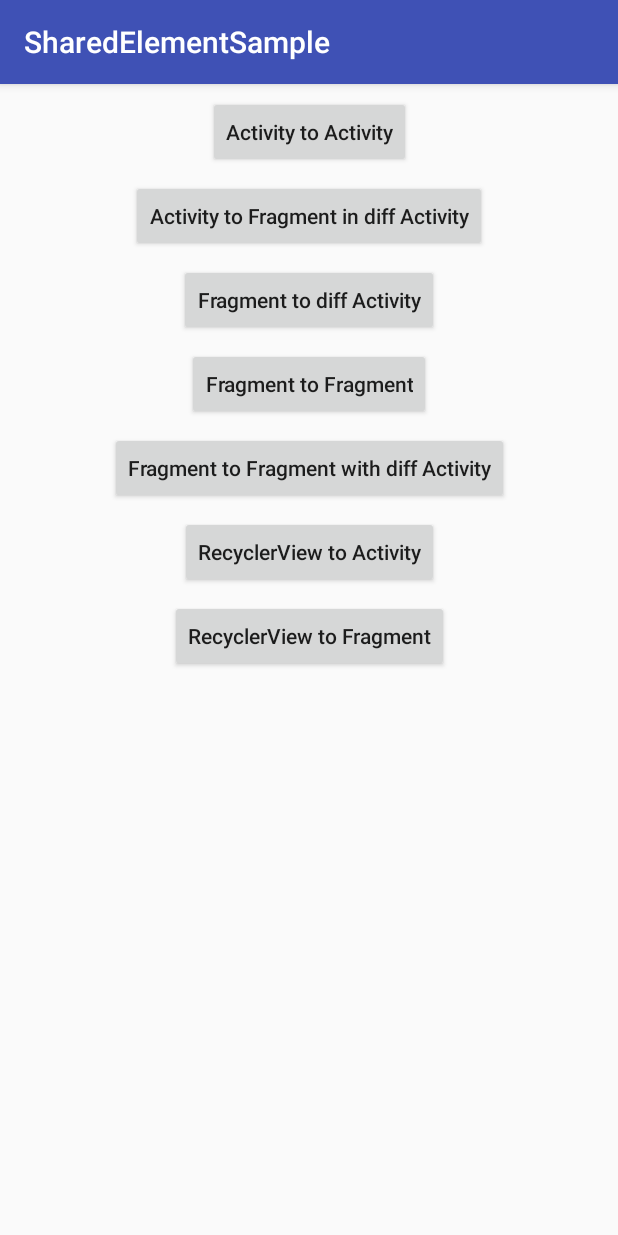
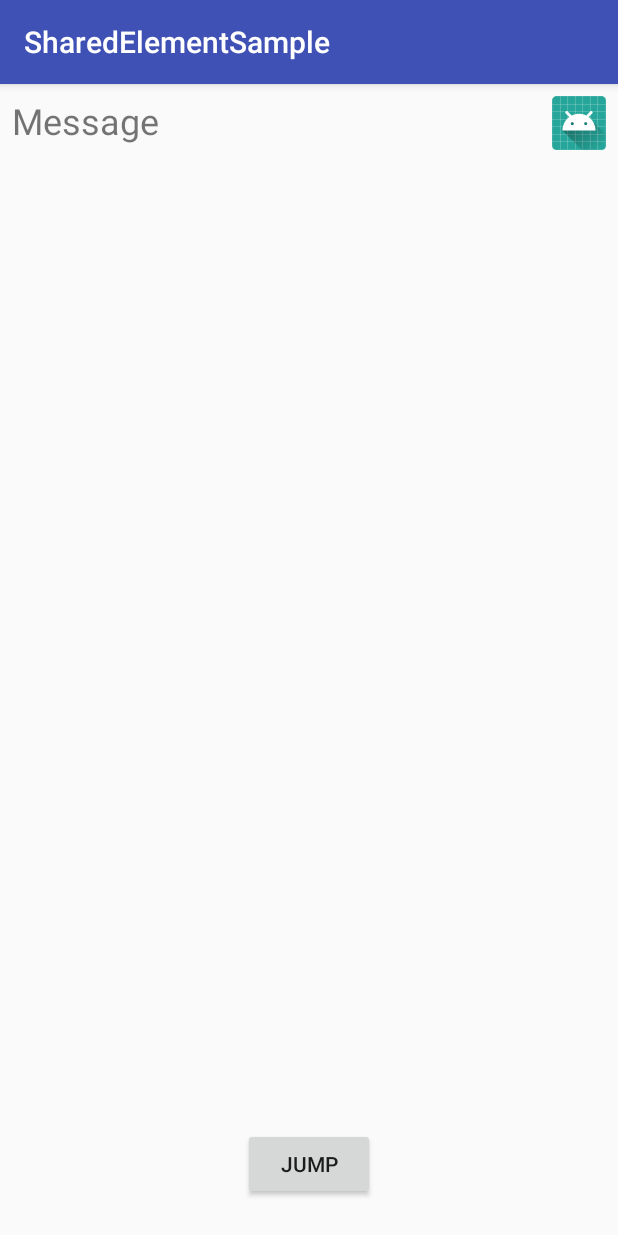
Before and after one commit to crazyma/SharedElementSample, an Android app: the screen it shows after launch (MainActivity before the commit, Activity101 after it), after a tap on "Activity to Activity", on a phone screen of 412 x 824 dp. Run offline under Robolectric (Android 15) with nearby library versions, the phone set to English and light mode, and no system bars.

Commit message:
feat: create actact folder

```diff
--- a/app/src/main/AndroidManifest.xml
+++ b/app/src/main/AndroidManifest.xml
@@ -16,6 +16,8 @@
                 <category android:name="android.intent.category.LAUNCHER" />
             </intent-filter>
         </activity>
+        <activity android:name=".actact.Activity101"/>
+        <activity android:name=".actact.Activity102"/>
     </application>
 
 </manifest>
--- a/app/src/main/java/com/beibeilab/sharedelementsample/MainActivity.kt
+++ b/app/src/main/java/com/beibeilab/sharedelementsample/MainActivity.kt
@@ -1,9 +1,11 @@
 package com.beibeilab.sharedelementsample
 
+import android.content.Intent
 import android.support.v7.app.AppCompatActivity
 import android.os.Bundle
 import android.view.View
 import android.widget.Toast
+import com.beibeilab.sharedelementsample.actact.Activity101
 import kotlinx.android.synthetic.main.activity_main.*
 
 class MainActivity : AppCompatActivity() {
@@ -22,7 +24,8 @@ class MainActivity : AppCompatActivity() {
         /*  Anonymous inner classes | Object Expression */
         button1.setOnClickListener(object : View.OnClickListener {
             override fun onClick(p0: View?) {
-                Toast.makeText(this@MainActivity, "button 1 click", Toast.LENGTH_SHORT).show()
+                val intent = Intent(this@MainActivity, Activity101::class.java)
+                startActivity(intent)
             }
 
         })
--- /dev/null
+++ b/app/src/main/java/com/beibeilab/sharedelementsample/actact/Activity101.kt
@@ -0,0 +1,26 @@
+package com.beibeilab.sharedelementsample.actact
+
+import android.content.Intent
+import android.os.Bundle
+import android.support.v7.app.AppCompatActivity
+import com.beibeilab.sharedelementsample.R
+import kotlinx.android.synthetic.main.activity_101.*
+
+/**
+ * Created by david on 2017/12/13.
+ */
+class Activity101: AppCompatActivity() {
+
+    override fun onCreate(savedInstanceState: Bundle?) {
+        super.onCreate(savedInstanceState)
+        setContentView(R.layout.activity_101)
+
+        button.setOnClickListener { jump() }
+    }
+
+    fun jump() {
+        val intent = Intent(this, Activity102::class.java)
+        startActivity(intent)
+    }
+
+}
--- /dev/null
+++ b/app/src/main/res/layout/activity_101.xml
@@ -0,0 +1,43 @@
+<?xml version="1.0" encoding="utf-8"?>
+<android.support.constraint.ConstraintLayout
+    xmlns:android="http://schemas.android.com/apk/res/android"
+    xmlns:app="http://schemas.android.com/apk/res-auto"
+    xmlns:tools="http://schemas.android.com/tools"
+    android:layout_width="match_parent"
+    android:layout_height="match_parent">
+
+    <TextView
+        android:id="@+id/textView"
+        android:layout_width="wrap_content"
+        android:layout_height="wrap_content"
+        android:layout_marginStart="8dp"
+        android:layout_marginTop="8dp"
+        android:text="Message"
+        android:textSize="24sp"
+        android:transitionName="tTextView"
+        app:layout_constraintStart_toStartOf="parent"
+        app:layout_constraintTop_toTopOf="parent" />
+
+    <ImageView
+        android:id="@+id/imageView"
+        android:layout_width="36dp"
+        android:layout_height="36dp"
+        android:layout_marginEnd="8dp"
+        android:layout_marginTop="8dp"
+        android:transitionName="tImageView"
+        app:layout_constraintEnd_toEndOf="parent"
+        app:layout_constraintTop_toTopOf="parent"
+        app:srcCompat="@mipmap/ic_launcher" />
+
+    <Button
+        android:id="@+id/button"
+        android:layout_width="wrap_content"
+        android:layout_height="wrap_content"
+        android:layout_marginBottom="24dp"
+        android:layout_marginEnd="8dp"
+        android:layout_marginStart="8dp"
+        android:text="jump"
+        app:layout_constraintBottom_toBottomOf="parent"
+        app:layout_constraintEnd_toEndOf="parent"
+        app:layout_constraintStart_toStartOf="parent" />
+</android.support.constraint.ConstraintLayout>
```
Also changed, not shown: app/src/main/java/com/beibeilab/sharedelementsample/actact/Activity102.kt (added, +15 -0 lines), app/src/main/res/layout/activity_102.xml (added, +35 -0 lines).
